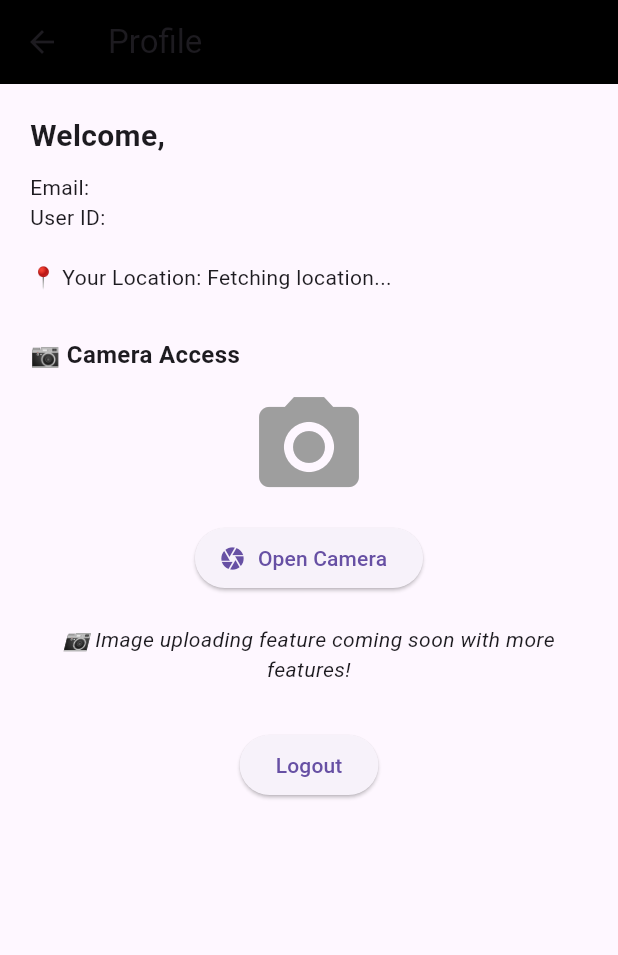
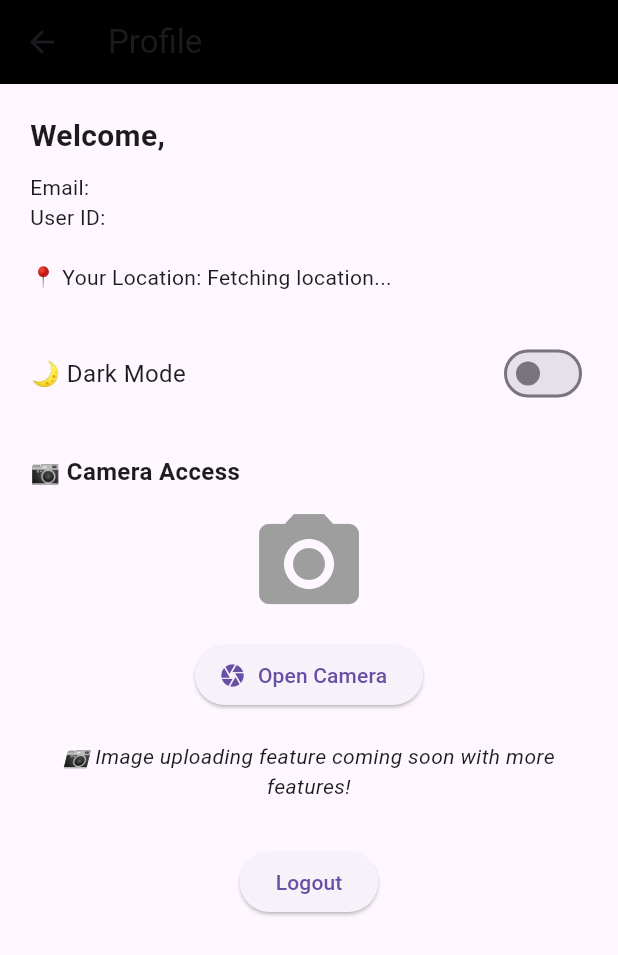
Before and after one commit to Deonmario/luxury-footwear-app, a Flutter app: the ProfilePage screen opened directly, on a phone screen of 412 x 824 dp. Shown: the top 955 px of the screen. Run offline on Flutter 3.47's test engine with Material 3 defaults, Android fonts, the phone set to English and light mode, and no system bars; our stand-ins replace firebase_auth, geolocator, image_picker; accounts and stored records are empty; network calls fail.

Commit message:
dark mode

```diff
--- a/lib/pages/profile_page.dart
+++ b/lib/pages/profile_page.dart
@@ -1,7 +1,9 @@
 import 'package:flutter/material.dart';
 import 'package:firebase_auth/firebase_auth.dart';
 import 'package:geolocator/geolocator.dart';
+import 'package:provider/provider.dart';
 import '../widgets/camera_access_widget.dart';
+import '../providers/theme_provider.dart';
 
 class ProfilePage extends StatefulWidget {
   const ProfilePage({super.key});
@@ -53,6 +55,8 @@ class _ProfilePageState extends State<ProfilePage> {
 
   @override
   Widget build(BuildContext context) {
+    final themeProvider = Provider.of<ThemeProvider>(context);
+
     return Scaffold(
       appBar: AppBar(
         title: const Text('Profile'),
@@ -73,13 +77,28 @@ class _ProfilePageState extends State<ProfilePage> {
                   Text("📍 Your Location: $location"),
                   const SizedBox(height: 30),
 
-                  // Camera Access Section
+                  // Dark Mode Toggle
+                  Row(
+                    mainAxisAlignment: MainAxisAlignment.spaceBetween,
+                    children: [
+                      const Text("🌙 Dark Mode", style: TextStyle(fontSize: 16)),
+                      Switch(
+                        value: themeProvider.isDarkMode,
+                        onChanged: (value) {
+                          themeProvider.toggleTheme(value);
+                        },
+                      ),
+                    ],
+                  ),
+                  const SizedBox(height: 30),
+
+                  // Camera Access
                   const Text("📷 Camera Access", style: TextStyle(fontSize: 16, fontWeight: FontWeight.bold)),
                   const SizedBox(height: 10),
                   const CameraAccessWidget(),
                   const SizedBox(height: 30),
 
-                  // Logout
+                  // Logout Button
                   Center(
                     child: ElevatedButton(
                       onPressed: () async {
--- /dev/null
+++ b/lib/providers/theme_provider.dart
@@ -0,0 +1,14 @@
+import 'package:flutter/material.dart';
+
+class ThemeProvider with ChangeNotifier {
+  ThemeMode _themeMode = ThemeMode.light;
+
+  ThemeMode get themeMode => _themeMode;
+
+  bool get isDarkMode => _themeMode == ThemeMode.dark;
+
+  void toggleTheme(bool isOn) {
+    _themeMode = isOn ? ThemeMode.dark : ThemeMode.light;
+    notifyListeners();
+  }
+}
```
Also changed, not shown: lib/main.dart (+13 -20 lines).
